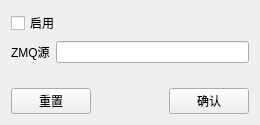
Before: the Qt Designer form zmqin.ui in aspirefhaha/telemetryCapture, drawn with Qt 5.
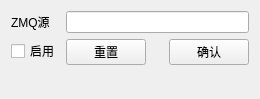
After: the same form once the commit is applied.

```diff
--- a/zmqin.ui
+++ b/zmqin.ui
@@ -7,7 +7,7 @@
     <x>0</x>
     <y>0</y>
     <width>260</width>
-    <height>125</height>
+    <height>99</height>
    </rect>
   </property>
   <property name="windowTitle">
@@ -16,13 +16,6 @@
   <layout class="QVBoxLayout" name="verticalLayout_2">
    <item>
     <layout class="QVBoxLayout" name="verticalLayout">
-     <item>
-      <widget class="QCheckBox" name="ckEnabled">
-       <property name="text">
-        <string>启用</string>
-       </property>
-      </widget>
-     </item>
      <item>
       <layout class="QFormLayout" name="formLayout">
        <item row="0" column="0">
@@ -35,9 +28,14 @@
        <item row="0" column="1">
         <widget class="QLineEdit" name="leZMQURL"/>
        </item>
-      </layout>
-     </item>
-     <item>
+       <item row="1" column="0">
+        <widget class="QCheckBox" name="ckEnabled">
+         <property name="text">
+          <string>启用</string>
+         </property>
+        </widget>
+       </item>
+       <item row="1" column="1">
       <layout class="QHBoxLayout" name="horizontalLayout_3">
        <property name="sizeConstraint">
         <enum>QLayout::SetDefaultConstraint</enum>
@@ -68,6 +66,8 @@
           <string>确认</string>
          </property>
         </widget>
+         </item>
+        </layout>
        </item>
       </layout>
      </item>
```
Lines whose indentation alone changed are shown as unchanged.
